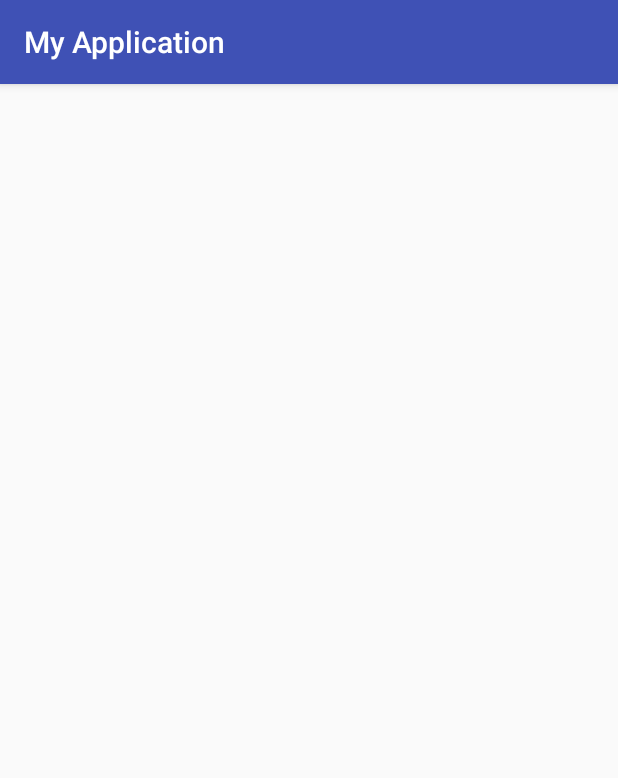
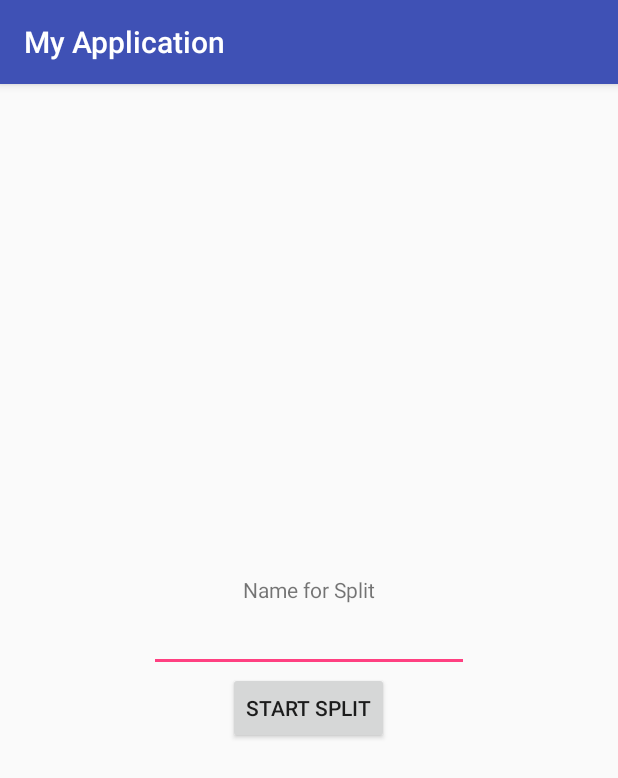
Before and after one commit to bhtek/boonsplit, an Android app: the NewSplitActivity screen opened directly, with no data from a screen before it, on a phone screen of 412 x 824 dp. Shown: the top 778 px of the screen. Run offline under Robolectric (Android 15) with nearby library versions, the phone set to English and light mode, and no system bars.

Commit message:
[BT] Add capture for name and ready for main activity.

```diff
--- a/app/src/main/res/layout/activity_new_split.xml
+++ b/app/src/main/res/layout/activity_new_split.xml
@@ -1,9 +1,33 @@
 <?xml version="1.0" encoding="utf-8"?>
 <android.support.constraint.ConstraintLayout xmlns:android="http://schemas.android.com/apk/res/android"
-    xmlns:app="http://schemas.android.com/apk/res-auto"
-    xmlns:tools="http://schemas.android.com/tools"
-    android:layout_width="match_parent"
-    android:layout_height="match_parent"
-    tools:context=".NewSplitActivity">
+                                             xmlns:app="http://schemas.android.com/apk/res-auto"
+                                             xmlns:tools="http://schemas.android.com/tools"
+                                             android:layout_width="match_parent"
+                                             android:layout_height="match_parent"
+                                             tools:context=".NewSplitActivity">
 
+    <LinearLayout
+        android:layout_width="match_parent"
+        android:layout_height="match_parent"
+        android:gravity="center"
+        android:orientation="vertical">
+
+        <TextView
+            android:layout_width="wrap_content"
+            android:layout_height="wrap_content"
+            android:text="@string/split_label_lbl"/>
+
+        <EditText
+            android:id="@+id/split_label_txt"
+            android:layout_width="wrap_content"
+            android:layout_height="wrap_content"
+            android:ems="10"
+            android:maxLength="100"/>
+
+        <Button
+            android:id="@+id/start_split_btn"
+            android:layout_width="wrap_content"
+            android:layout_height="wrap_content"
+            android:text="@string/start_split_btn_lbl"/>
+    </LinearLayout>
 </android.support.constraint.ConstraintLayout>
--- a/app/src/main/res/values/strings.xml
+++ b/app/src/main/res/values/strings.xml
@@ -4,4 +4,6 @@
 
     <string name="new_split_btn_lbl">New Split</string>
     <string name="view_splits_btn_lbl">View Past Splits</string>
+    <string name="split_label_lbl">Name for Split</string>
+    <string name="start_split_btn_lbl">Start Split</string>
 </resources>
--- a/build.gradle
+++ b/build.gradle
@@ -1,7 +1,7 @@
 // Top-level build file where you can add configuration options common to all sub-projects/modules.
 
 buildscript {
-    ext.kotlin_version = '1.2.10'
+    ext.kotlin_version = '1.2.21'
     repositories {
         google()
         jcenter()
```
Also changed, not shown: app/build.gradle (+6 -1 lines), app/src/main/java/com/example/btek/myapplication/NewSplitActivity.kt (+12 -0 lines).
